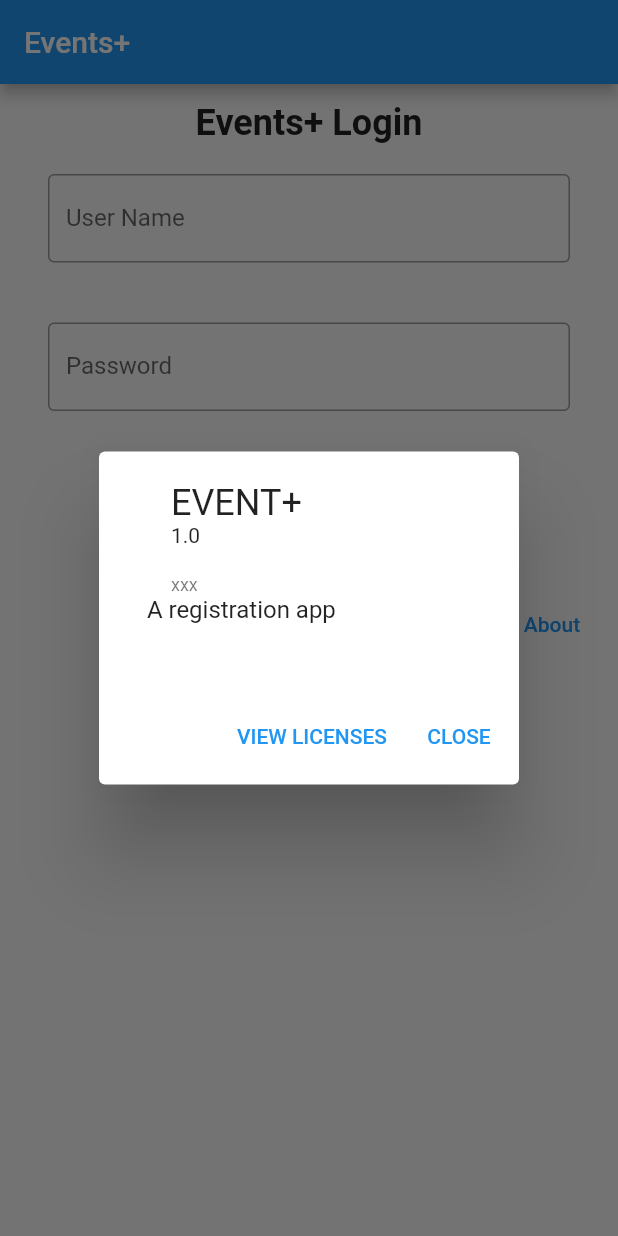
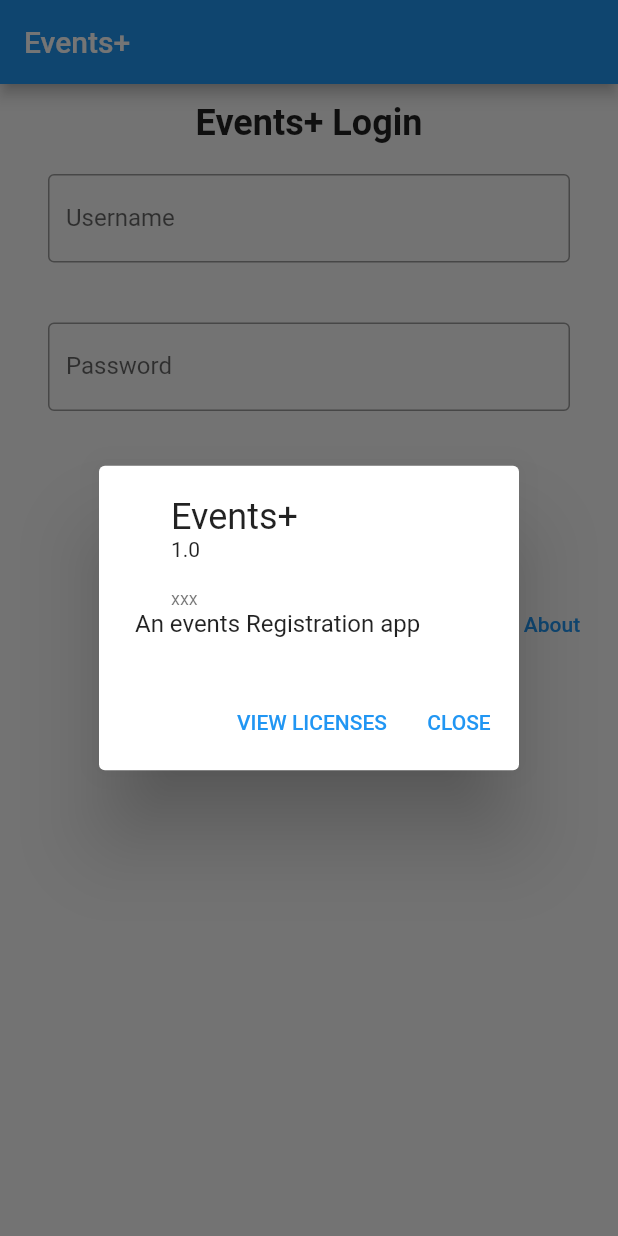
Before and after one commit to CSCI4100U/course-project-threes-crowd, a Flutter app: the screen it shows after launch, after a tap on "About", on a phone screen of 412 x 824 dp. Run offline on Flutter 3.47's test engine with Material 2 defaults, Android fonts, the phone set to English and light mode, and no system bars; our stand-ins replace cloud_firestore, firebase_core, flutter_local_notifications, sqflite, syncfusion_flutter_datepicker; accounts and stored records are empty; generated files the repository leaves out were written again.

Commit message:
Added translations

```diff
--- /dev/null
+++ b/events_service/l10n.yaml
@@ -0,0 +1,3 @@
+arb-dir: lib/l10n
+template-arb-file: app_en.arb
+output-localization-file: app_localizations.dart
--- a/events_service/lib/EventTile.dart
+++ b/events_service/lib/EventTile.dart
@@ -1,4 +1,5 @@
 import 'package:cloud_firestore/cloud_firestore.dart';
+import 'package:flutter_gen/gen_l10n/app_localizations.dart';
 import 'package:events_service/EventView.dart';
 import 'package:events_service/UserModel.dart';
 import 'package:flutter/material.dart';
@@ -59,7 +60,7 @@ class EventTile extends StatelessWidget {
           trailing: Column(
             mainAxisAlignment: MainAxisAlignment.center,
             children: [
-              const Text("Attending?"),
+              Text(AppLocalizations.of(context)!.attending),
               GestureDetector(
                 onTap: () => updateAttending(),
                 child: Icon(icon),
--- a/events_service/lib/Login.dart
+++ b/events_service/lib/Login.dart
@@ -1,6 +1,7 @@
 import 'package:flutter/material.dart';
 import 'package:flutter_local_notifications/flutter_local_notifications.dart';
 import 'EventsList.dart';
+import 'package:flutter_gen/gen_l10n/app_localizations.dart';
 
 class LoginPage extends StatefulWidget {
   LoginPage({super.key});
@@ -14,31 +15,19 @@ class LoginPage extends StatefulWidget {
 }
 
 class _LoginPageState extends State<LoginPage> {
-  var notificationsPlugin = new FlutterLocalNotificationsPlugin();
-  var initializationSettingsAndroid = AndroidInitializationSettings('mipmap/ic_launcher');
+  final notificationsPlugin = FlutterLocalNotificationsPlugin();
+  final initializationSettingsAndroid =
+      const AndroidInitializationSettings('mipmap/ic_launcher');
   //var initializationSettingsIOS = new IOSInitializationSettings();
 
   var initializationSettings;
   var platformChannelInfo;
 
-  var androidPlatformChannelInfo = AndroidNotificationDetails(
-    'Events+',
-    'Events+ - Notifications',
-    channelDescription:'Currently just a welcome, but soon, it\'ll contain scheduled reminders!',
-    importance: Importance.max,
-    priority: Priority.max,
-    ticker: 'ticker'
-  );
-
-  Future login() async {
+  Future login(BuildContext context) async {
     // todo: role checking?
     var eventID = 7;
-    notificationsPlugin.show(
-      eventID,
-      "Welcome back!",
-      "Let's see what you have scheduled.",
-      platformChannelInfo
-    );
+    notificationsPlugin.show(eventID, AppLocalizations.of(context)!.welcome,
+        AppLocalizations.of(context)!.schedule, platformChannelInfo);
 
     Navigator.push(
         context, MaterialPageRoute(builder: (context) => EventsList()));
@@ -46,60 +35,71 @@ class _LoginPageState extends State<LoginPage> {
 
   @override
   Widget build(BuildContext context) {
-    initializationSettings = new InitializationSettings(android: initializationSettingsAndroid);
+    var androidPlatformChannelInfo = AndroidNotificationDetails(
+        AppLocalizations.of(context)!.title,
+        '${AppLocalizations.of(context)!.title} - ${AppLocalizations.of(context)!.notifications}',
+        channelDescription: AppLocalizations.of(context)!.channelDesc,
+        importance: Importance.max,
+        priority: Priority.max,
+        ticker: 'ticker');
+
+    initializationSettings =
+        InitializationSettings(android: initializationSettingsAndroid);
 
     notificationsPlugin.initialize(
       initializationSettings,
     );
 
-    platformChannelInfo = NotificationDetails(
-      android: androidPlatformChannelInfo
-    );
+    platformChannelInfo =
+        NotificationDetails(android: androidPlatformChannelInfo);
 
-    return Container(
+    return Scaffold(
+      appBar: AppBar(
+        title: Text(AppLocalizations.of(context)!.title),
+      ),
+      body: Container(
         padding: const EdgeInsets.all(12.0),
         alignment: Alignment.topCenter,
         child: Column(
           children: <Widget>[
-          const Text(
-            "Events+ Login",
-            style: TextStyle(
+            Text(
+              AppLocalizations.of(context)!.appLogin,
+              style: const TextStyle(
                 fontSize: 24,
                 fontWeight: FontWeight.bold,
               ),
             ),
             Padding(
-            padding: EdgeInsets.all(20),
+              padding: const EdgeInsets.all(20),
               child: TextField(
                 decoration: InputDecoration(
-                border: OutlineInputBorder(),
-                labelText: 'User Name',
-                hintText: 'Enter your E-mail or sth'
-              ),
+                    border: const OutlineInputBorder(),
+                    labelText: AppLocalizations.of(context)!.userName,
+                    hintText: AppLocalizations.of(context)!.enterUser),
               ),
             ),
             Padding(
-            padding: EdgeInsets.all(20),
+              padding: const EdgeInsets.all(20),
               child: TextField(
                 obscureText: true,
                 decoration: InputDecoration(
-                border: OutlineInputBorder(),
-                labelText: 'Password',
-                hintText: 'Enter your password'
+                  border: const OutlineInputBorder(),
+                  labelText: AppLocalizations.of(context)!.password,
+                  hintText: AppLocalizations.of(context)!.enterPass,
                 ),
               ),
             ),
             TextButton(
-            onPressed: (){
+              onPressed: () {
                 print('register');
               },
-            child: const Text("Register"),
               style: TextButton.styleFrom(
                 primary: Colors.black,
-              textStyle: TextStyle(
+                textStyle: const TextStyle(
                   fontSize: 20,
                 ),
               ),
+              child: Text(AppLocalizations.of(context)!.register),
             ),
             Container(
               height: 50,
@@ -107,10 +107,10 @@ class _LoginPageState extends State<LoginPage> {
               decoration: BoxDecoration(
                   color: Colors.blue, borderRadius: BorderRadius.circular(8)),
               child: TextButton(
-              onPressed: login,
+                onPressed: () => login(context),
                 child: Text(
-                'Login',
-                style: TextStyle(color: Colors.white, fontSize: 30),
+                  AppLocalizations.of(context)!.login,
+                  style: const TextStyle(color: Colors.white, fontSize: 30),
                 ),
               ),
             ),
@@ -120,7 +120,7 @@ class _LoginPageState extends State<LoginPage> {
                 onPressed: () {
                   showAbout(context);
                 },
-              child: Text("About"),
+                child: Text(AppLocalizations.of(context)!.about),
               ),
             ),
             /*
@@ -135,17 +135,18 @@ class _LoginPageState extends State<LoginPage> {
           )*/
           ],
         ),
+      ),
     );
   }
 
-  showAbout(context){
-    showAboutDialog(context: context,
-    applicationName: "EVENT+",
+  showAbout(context) {
+    showAboutDialog(
+        context: context,
+        applicationName: AppLocalizations.of(context)!.title,
         applicationVersion: "1.0",
         applicationLegalese: "xxx",
         children: [
-        Text("  A registration app\n"),
-      ]
-    );
+          Text(AppLocalizations.of(context)!.appDesc),
+        ]);
   }
 }
--- a/events_service/lib/main.dart
+++ b/events_service/lib/main.dart
@@ -1,6 +1,8 @@
 import 'package:flutter/material.dart';
 import 'package:cloud_firestore/cloud_firestore.dart';
 import 'package:firebase_core/firebase_core.dart';
+import 'package:flutter_localizations/flutter_localizations.dart';
+import 'package:flutter_gen/gen_l10n/app_localizations.dart';
 import 'firebase_options.dart';
 import 'Login.dart';
 
@@ -19,16 +21,13 @@ class MyApp extends StatelessWidget {
   @override
   Widget build(BuildContext context) {
     return MaterialApp(
-      title: 'Events+',
+      localizationsDelegates: AppLocalizations.localizationsDelegates,
+      supportedLocales: AppLocalizations.supportedLocales,
+      title: AppLocalizations.of(context)?.title ?? "err",
       theme: ThemeData(
         primarySwatch: Colors.blue,
       ),
-      home: Scaffold(
-        appBar: AppBar(
-          title: const Text("Events+"),
-        ),
-        body: LoginPage(),
-      ),
+      home: LoginPage(),
     );
   }
 }
--- a/events_service/pubspec.yaml
+++ b/events_service/pubspec.yaml
@@ -32,6 +32,8 @@ dependencies:
   flutter:
     sdk: flutter
   sqflite: ^2.2.0+2
+  flutter_localizations:
+    sdk: flutter
 
 
   # The following adds the Cupertino Icons font to your application.
@@ -41,6 +43,7 @@ dependencies:
   flutter_local_notifications: ^12.0.3
   flutter_picker: ^2.0.5
   syncfusion_flutter_datepicker: ^20.3.56
+  intl: ^0.17.0
 
 
 dev_dependencies:
@@ -59,6 +62,7 @@ dev_dependencies:
 
 # The following section is specific to Flutter packages.
 flutter:
+  generate: true
 
   # The following line ensures that the Material Icons font is
   # included with your application, so that you can use the icons in
```
Also changed, not shown: events_service/lib/EventForm.dart (+12 -10 lines), events_service/lib/EventView.dart (+13 -28 lines), events_service/lib/EventsList.dart (+7 -4 lines), events_service/lib/l10n/app_en.arb (added, +33 -0 lines), events_service/lib/l10n/app_es.arb (added, +33 -0 lines), events_service/lib/l10n/app_fr.arb (added, +33 -0 lines), events_service/pubspec.lock. Lines whose indentation alone changed are shown as unchanged.
